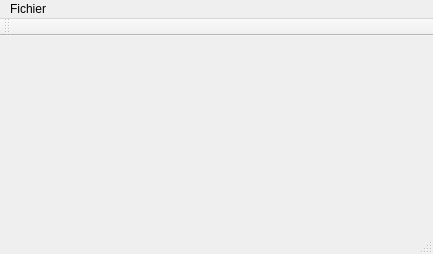
TheMrNomis/qDroneShow, file mainwindow.ui: the form before one commit.
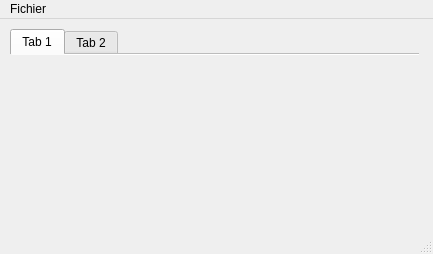
The form after the commit.

The edit to the form file:
```diff
--- a/mainwindow.ui
+++ b/mainwindow.ui
@@ -13,7 +13,46 @@
   <property name="windowTitle">
    <string>MainWindow</string>
   </property>
-  <widget class="QWidget" name="centralWidget"/>
+  <widget class="QWidget" name="centralWidget">
+   <widget class="QWidget" name="gridLayoutWidget">
+    <property name="geometry">
+     <rect>
+      <x>-1</x>
+      <y>-1</y>
+      <width>431</width>
+      <height>211</height>
+     </rect>
+    </property>
+    <layout class="QGridLayout" name="gridLayout">
+     <property name="spacing">
+      <number>0</number>
+     </property>
+     <item row="0" column="0">
+      <widget class="QTabWidget" name="tabWidget">
+       <property name="documentMode">
+        <bool>true</bool>
+       </property>
+       <property name="tabsClosable">
+        <bool>false</bool>
+       </property>
+       <property name="movable">
+        <bool>false</bool>
+       </property>
+       <widget class="QWidget" name="tab">
+        <attribute name="title">
+         <string>Tab 1</string>
+        </attribute>
+       </widget>
+       <widget class="QWidget" name="tab_2">
+        <attribute name="title">
+         <string>Tab 2</string>
+        </attribute>
+       </widget>
+      </widget>
+     </item>
+    </layout>
+   </widget>
+  </widget>
   <widget class="QMenuBar" name="menuBar">
    <property name="geometry">
     <rect>
@@ -31,14 +70,6 @@
    </widget>
    <addaction name="menuQDroneShow"/>
   </widget>
-  <widget class="QToolBar" name="mainToolBar">
-   <attribute name="toolBarArea">
-    <enum>TopToolBarArea</enum>
-   </attribute>
-   <attribute name="toolBarBreak">
-    <bool>false</bool>
-   </attribute>
-  </widget>
   <widget class="QStatusBar" name="statusBar"/>
   <action name="actionNouveau">
    <property name="text">
```
